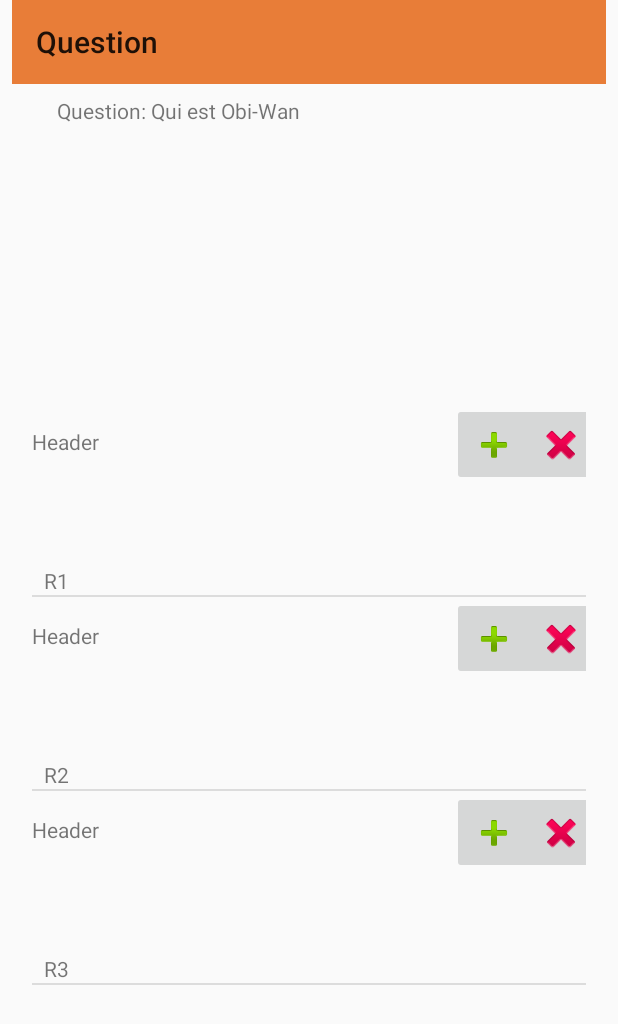
After one commit to Vinnoff/hackathon, an Android app: the QuestionActivity screen opened directly, with no data from a screen before it, on a phone screen of 412 x 824 dp. The commit adds this screen. Shown: the top 1024 px of the screen. Run offline under Robolectric (Android 15) with nearby library versions, the phone set to English and light mode, and no system bars.

Commit message:
PageQuestion

```diff
--- a/application/Hackathon/app/src/main/AndroidManifest.xml
+++ b/application/Hackathon/app/src/main/AndroidManifest.xml
@@ -24,7 +24,11 @@
             </intent-filter>
         </activity>
         <activity android:name=".SubjectsActivity" />
-        <activity android:name=".LessonActivity"></activity>
+        <activity android:name=".LessonActivity" />
+        <activity
+            android:name=".QuestionActivity"
+            android:label="@string/title_activity_question"
+            android:theme="@style/AppTheme.NoActionBar"></activity>
     </application>
 
 </manifest>
--- /dev/null
+++ b/application/Hackathon/app/src/main/java/com/industries/hackateam/hackathon/AdapterQuestion.java
@@ -0,0 +1,54 @@
+package com.industries.hackateam.hackathon;
+
+import android.content.Context;
+import android.view.LayoutInflater;
+import android.view.View;
+import android.view.ViewGroup;
+import android.widget.BaseAdapter;
+import android.widget.TextView;
+
+/**
+ * Created by zeke on 04/10/2017.
+ */
+
+public class AdapterQuestion extends BaseAdapter
+{
+    Context context;
+    String[] values;
+    private static LayoutInflater inflater = null;
+
+    public AdapterQuestion(Context context, String[] listValue)
+    {
+        this.context = context;
+        this.values = listValue;
+        inflater = (LayoutInflater) context
+                .getSystemService(Context.LAYOUT_INFLATER_SERVICE);
+    }
+
+    @Override
+    public int getCount()
+    {
+        return values.length;
+    }
+
+    @Override
+    public Object getItem(int position) {
+        return values[position];
+    }
+
+    @Override
+    public long getItemId(int position) {
+        return position;
+    }
+
+    @Override
+    public View getView(int position, View convertView, ViewGroup parent) {
+        View vi = convertView;
+        if (vi == null)
+            vi = inflater.inflate(R.layout.response_cell, null);
+        TextView text = (TextView) vi.findViewById(R.id.text);
+        text.setText(values[position]);
+        return vi;
+    }
+
+}
--- a/application/Hackathon/app/src/main/java/com/industries/hackateam/hackathon/LessonActivity.java
+++ b/application/Hackathon/app/src/main/java/com/industries/hackateam/hackathon/LessonActivity.java
@@ -3,6 +3,8 @@ package com.industries.hackateam.hackathon;
 import android.content.Intent;
 import android.support.v7.app.AppCompatActivity;
 import android.os.Bundle;
+import android.view.View;
+import android.widget.AdapterView;
 import android.widget.ArrayAdapter;
 import android.widget.ListView;
 
@@ -21,5 +23,14 @@ public class LessonActivity extends AppCompatActivity {
 
         final ArrayAdapter<String> adapter = new ArrayAdapter<String>(LessonActivity.this, android.R.layout.simple_list_item_1, values);
         listView.setAdapter(adapter);
+
+        listView.setOnItemClickListener(new AdapterView.OnItemClickListener() {
+            @Override
+            public void onItemClick(AdapterView<?> parent, View view, int position, long id) {
+                Intent intent = new Intent(LessonActivity.this, QuestionActivity.class);
+                intent.putExtra("title",(listView.getItemAtPosition(position).toString()));
+                startActivity(intent);
+            }
+        });
     }
 }
--- /dev/null
+++ b/application/Hackathon/app/src/main/java/com/industries/hackateam/hackathon/QuestionActivity.java
@@ -0,0 +1,33 @@
+package com.industries.hackateam.hackathon;
+
+import android.os.Bundle;
+import android.support.design.widget.FloatingActionButton;
+import android.support.design.widget.Snackbar;
+import android.support.v7.app.AppCompatActivity;
+import android.support.v7.widget.Toolbar;
+import android.view.View;
+import android.widget.ArrayAdapter;
+import android.widget.ListView;
+import android.widget.TextView;
+
+public class QuestionActivity extends AppCompatActivity {
+
+    @Override
+    protected void onCreate(Bundle savedInstanceState) {
+        super.onCreate(savedInstanceState);
+        setContentView(R.layout.activity_question);
+        Toolbar toolbar = (Toolbar) findViewById(R.id.appBarLayout);
+        setSupportActionBar(toolbar);
+
+        this.setTitle("Question");
+        TextView questionText = (TextView) this.findViewById(R.id.questionText);
+        questionText.setText("Question: Qui est Obi-Wan");
+        ListView listResponse = (ListView) this.findViewById(R.id.listResponse);
+        String[] listValue = new String[] { "R1", "R2", "R3" };
+
+        listResponse.setAdapter(new AdapterQuestion(this, listValue));
+
+
+    }
+
+}
--- /dev/null
+++ b/application/Hackathon/app/src/main/res/layout/activity_question.xml
@@ -0,0 +1,64 @@
+<?xml version="1.0" encoding="utf-8"?>
+<android.support.constraint.ConstraintLayout xmlns:android="http://schemas.android.com/apk/res/android"
+    xmlns:app="http://schemas.android.com/apk/res-auto"
+    xmlns:tools="http://schemas.android.com/tools"
+    android:layout_width="match_parent"
+    android:layout_height="match_parent"
+    tools:context="com.industries.hackateam.hackathon.QuestionActivity">
+
+
+    <android.support.v7.widget.Toolbar
+        android:id="@+id/appBarLayout"
+        android:layout_width="0dp"
+        android:layout_height="56dp"
+        android:background="?attr/colorPrimary"
+        app:popupTheme="@style/AppTheme.PopupOverlay"
+        tools:layout_constraintTop_creator="1"
+        tools:layout_constraintRight_creator="1"
+        android:layout_marginStart="8dp"
+        android:layout_marginEnd="8dp"
+        app:layout_constraintRight_toRightOf="parent"
+        tools:layout_constraintLeft_creator="1"
+        app:layout_constraintLeft_toLeftOf="parent"
+        app:layout_constraintTop_toTopOf="parent" />
+
+
+    <include
+        layout="@layout/content_question"
+        android:layout_height="0dp"
+        android:layout_width="0dp"
+        tools:layout_constraintTop_creator="1"
+        tools:layout_constraintRight_creator="1"
+        tools:layout_constraintBottom_creator="1"
+        app:layout_constraintBottom_toBottomOf="parent"
+        app:layout_constraintRight_toRightOf="parent"
+        app:layout_constraintTop_toBottomOf="@+id/appBarLayout"
+        tools:layout_constraintLeft_creator="1"
+        app:layout_constraintLeft_toLeftOf="parent"
+        android:id="@+id/include" />
+
+    <TextView
+        android:id="@+id/questionText"
+        android:layout_width="366dp"
+        android:layout_height="101dp"
+        android:text="TextView"
+        android:layout_marginRight="8dp"
+        app:layout_constraintRight_toRightOf="@+id/include"
+        app:layout_constraintTop_toTopOf="@+id/include"
+        android:layout_marginTop="8dp"
+        android:layout_marginEnd="8dp" />
+
+    <ListView
+        android:id="@+id/listResponse"
+        android:layout_width="369dp"
+        android:layout_height="388dp"
+        android:layout_marginBottom="8dp"
+        android:layout_marginLeft="8dp"
+        android:layout_marginRight="8dp"
+        android:layout_marginTop="-56dp"
+        app:layout_constraintBottom_toBottomOf="@+id/include"
+        app:layout_constraintLeft_toLeftOf="@+id/include"
+        app:layout_constraintRight_toRightOf="@+id/include"
+        app:layout_constraintTop_toBottomOf="@+id/questionText" />
+
+</android.support.constraint.ConstraintLayout>
--- /dev/null
+++ b/application/Hackathon/app/src/main/res/layout/content_question.xml
@@ -0,0 +1,11 @@
+<?xml version="1.0" encoding="utf-8"?>
+<android.support.constraint.ConstraintLayout xmlns:android="http://schemas.android.com/apk/res/android"
+    xmlns:app="http://schemas.android.com/apk/res-auto"
+    xmlns:tools="http://schemas.android.com/tools"
+    android:layout_width="match_parent"
+    android:layout_height="match_parent"
+    app:layout_behavior="@string/appbar_scrolling_view_behavior"
+    tools:context="com.industries.hackateam.hackathon.QuestionActivity"
+    tools:showIn="@layout/activity_question">
+
+</android.support.constraint.ConstraintLayout>
--- /dev/null
+++ b/application/Hackathon/app/src/main/res/layout/response_cell.xml
@@ -0,0 +1,56 @@
+<?xml version="1.0" encoding="utf-8"?>
+<android.support.constraint.ConstraintLayout xmlns:android="http://schemas.android.com/apk/res/android"
+    xmlns:app="http://schemas.android.com/apk/res-auto"
+    xmlns:tools="http://schemas.android.com/tools"
+    android:orientation="vertical"
+    android:layout_width="match_parent"
+    android:layout_height="match_parent">
+
+
+    <TextView
+        android:id="@+id/textView2"
+        android:layout_width="266dp"
+        android:layout_height="55dp"
+        android:layout_marginTop="16dp"
+        android:text="Header"
+        app:layout_constraintTop_toTopOf="parent"
+        tools:layout_constraintLeft_creator="1"
+        tools:layout_constraintTop_creator="1"
+        tools:layout_editor_absoluteX="-23dp" />
+
+    <TextView
+        android:id="@+id/text"
+        android:layout_width="0dp"
+        android:layout_height="wrap_content"
+        tools:layout_constraintTop_creator="1"
+        tools:layout_constraintRight_creator="1"
+        android:layout_marginStart="8dp"
+        android:layout_marginEnd="8dp"
+        app:layout_constraintRight_toRightOf="parent"
+        app:layout_constraintTop_toBottomOf="@+id/textView2"
+        tools:layout_constraintLeft_creator="1"
+        app:layout_constraintLeft_toLeftOf="parent"
+        android:layout_marginTop="37dp" />
+
+    <ImageButton
+        android:id="@+id/buttonValidate"
+        android:layout_width="55dp"
+        android:layout_height="55dp"
+        app:srcCompat="@android:drawable/ic_input_add"
+        tools:layout_editor_absoluteY="16dp"
+        app:layout_constraintLeft_toRightOf="@+id/textView2"
+        android:layout_marginLeft="14dp" />
+
+    <ImageButton
+        android:id="@+id/buttonRefuse"
+        android:layout_width="55dp"
+        android:layout_height="55dp"
+        app:srcCompat="@android:drawable/ic_delete"
+        tools:layout_editor_absoluteY="16dp"
+        app:layout_constraintLeft_toRightOf="@+id/buttonValidate"
+        android:layout_marginLeft="0dp"
+        android:layout_marginRight="0dp"
+        app:layout_constraintRight_toRightOf="parent" />
+
+
+</android.support.constraint.ConstraintLayout>
--- a/application/Hackathon/app/src/main/res/values/strings.xml
+++ b/application/Hackathon/app/src/main/res/values/strings.xml
@@ -102,4 +102,5 @@
         "when a user tries to pick up one of cards.\n\n"
     </string>
     <string name="action_settings">Settings</string>
+    <string name="title_activity_question">QuestionActivity</string>
 </resources>
--- a/application/Hackathon/build.gradle
+++ b/application/Hackathon/build.gradle
@@ -5,7 +5,7 @@ buildscript {
         jcenter()
     }
     dependencies {
-        classpath 'com.android.tools.build:gradle:2.3.0'
+        classpath 'com.android.tools.build:gradle:2.3.3'
 
         // NOTE: Do not place your application dependencies here; they belong
         // in the individual module build.gradle files
```
Also changed, not shown: application/Hackathon/app/src/main/res/image/refuser.png (added), application/Hackathon/app/src/main/res/image/valider.png (added).
